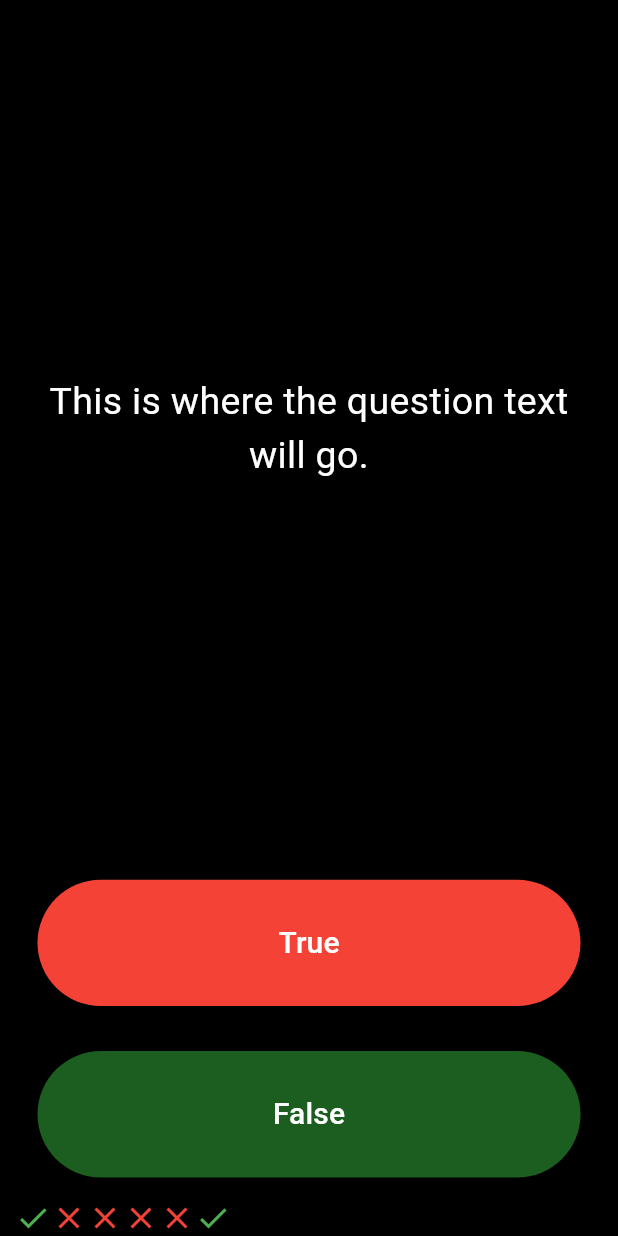
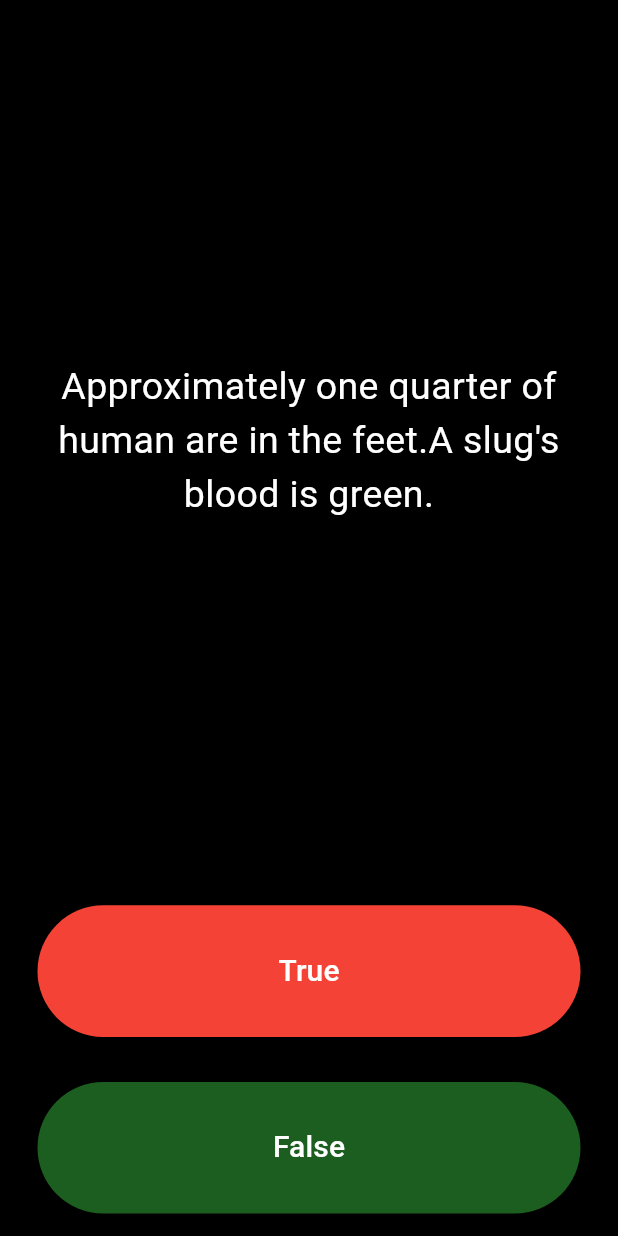
Before and after one commit to Shadislam1/quizzelar, a Flutter app: the screen it shows after launch, after a tap on "True", on a phone screen of 412 x 824 dp. Run offline on Flutter 3.47's test engine with Material 3 defaults, Android fonts, the phone set to English and light mode, and no system bars.

Commit message:
funtion list build

```diff
--- a/lib/main.dart
+++ b/lib/main.dart
@@ -1,3 +1,4 @@
+
 import 'package:flutter/material.dart';
 
 void main() {
@@ -35,30 +36,15 @@
 }
 
 class _QuizPageState extends State<QuizPage> {
-  List <Icon>scoreKeeper = [
+  List <Icon>scoreKeeper = [];
+  List<String>questions =[
+      'You can lead a cow down stairs but not up stairs.',
+      'Approximately one quarter of human are in the feet.'
+      'A slug\'s  blood is green.',
 
-       Icon(
-                Icons.check,
-                color: Colors.green,
-              ),
-              Icon(
-                Icons.close,
-                color: Colors.red,
-              ),
-               Icon(
-                Icons.close,
-                color: Colors.red,
-              ),
-               Icon(
-                Icons.close,
-                color: Colors.red,
-              ),
-               Icon(
-                Icons.close,
-                color: Colors.red,
-              ),
   ];
 
+  int questionNumber= 0;
 
   @override
   Widget build(BuildContext context) {
@@ -73,7 +59,7 @@
             padding:EdgeInsets.all(10.0) ,
             child: Center(
               child: Text(
-                'This is where the question text will go.',
+                questions[questionNumber],
                 textAlign: TextAlign.center,
                 style: TextStyle(
                   fontSize: 25.0,
@@ -94,13 +80,13 @@
             backgroundColor: MaterialStateProperty.all<Color>(Colors.red),
               ),
                onPressed: () {
+                setState(() {
+                  questionNumber = questionNumber+1;
+                });
         // The user picked true.
-        setState(() {
 
-          scoreKeeper.add(
-                  Icon(Icons.check,color: Colors.green,),
-                 );
-        });
+           print(questionNumber);
+
 
              },
              child: Text(
@@ -123,7 +109,11 @@
 
         ),
         onPressed: () {
+          setState(() {
+            questionNumber = questionNumber+1;
+          });
 
+          print(questionNumber);
         },
         child: Text(
           'False',
```
